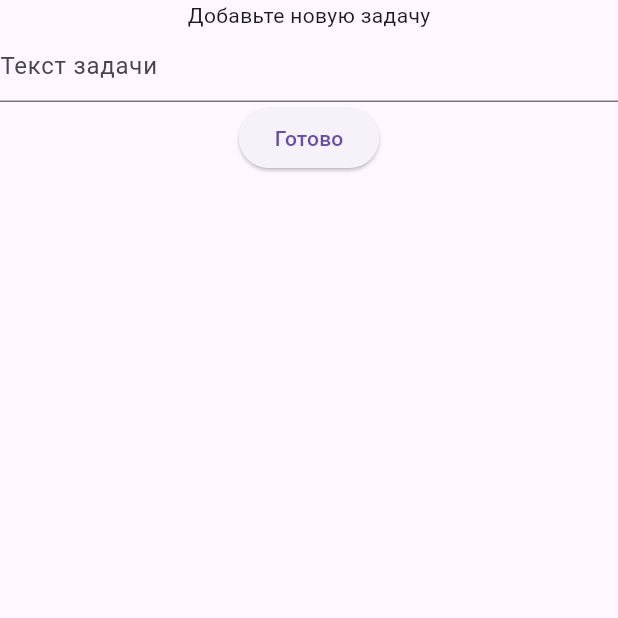
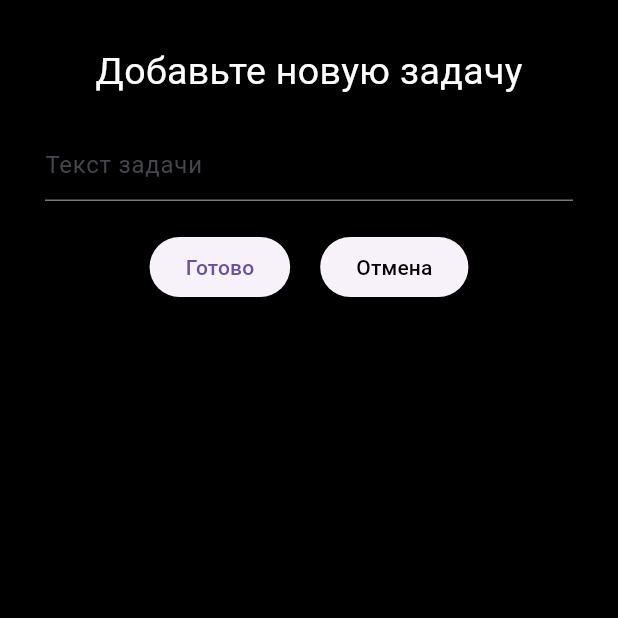
Before and after one commit to IILLUMINATION/todoFlutter, a Flutter app: the CreateTaskScreen screen opened directly with empty values, on a phone screen of 412 x 824 dp, the top half of it. Run offline on Flutter 3.47's test engine with Material 3 defaults, Android fonts, the phone set to English and light mode, and no system bars; our stand-ins replace flutter_riverpod, hive, hive_flutter; accounts and stored records are empty.

Commit message:
Обновил дизайн, сделал кнопку отмены создания задачи, заменил билды на версии

```diff
--- a/lib/screens/create_task_screen.dart
+++ b/lib/screens/create_task_screen.dart
@@ -12,14 +12,27 @@ class CreateTaskScreen extends StatelessWidget {
   Widget build(BuildContext context) {
     final textFieldController = TextEditingController();
     return Scaffold(
-      body: Center(
+      backgroundColor: Colors.black,
+      body: Padding(
+        padding: const EdgeInsets.all(30),
+        child: Container(
+          child: Center(
             child: Column(
               children: [
-            Text("Добавьте новую задачу"),
+                Text(
+                  "Добавьте новую задачу",
+                  style: TextStyle(color: Colors.white, fontSize: 25),
+                ),
+                SizedBox(height: 20),
                 TextField(
+                  style: TextStyle(color: Colors.white),
                   controller: textFieldController,
                   decoration: InputDecoration(hintText: "Текст задачи"),
                 ),
+                SizedBox(height: 20),
+                Row(
+                  mainAxisAlignment: MainAxisAlignment.center,
+                  children: [
                     ElevatedButton(
                       onPressed: () {
                         String text = textFieldController.text.trim();
@@ -36,7 +49,21 @@ class CreateTaskScreen extends StatelessWidget {
                       },
                       child: Text("Готово"),
                     ),
+                    SizedBox(width: 20),
+                    ElevatedButton(
+                      onPressed: () {
+                        Navigator.pop(context);
+                      },
+                      child: Text(
+                        "Отмена",
+                        style: TextStyle(color: Colors.black),
+                      ),
+                    ),
                   ],
+                ),
+              ],
+            ),
+          ),
         ),
       ),
     );
```
Also changed, not shown: lib/screens/menu_screen.dart (+18 -3 lines). Lines whose indentation alone changed are shown as unchanged.
